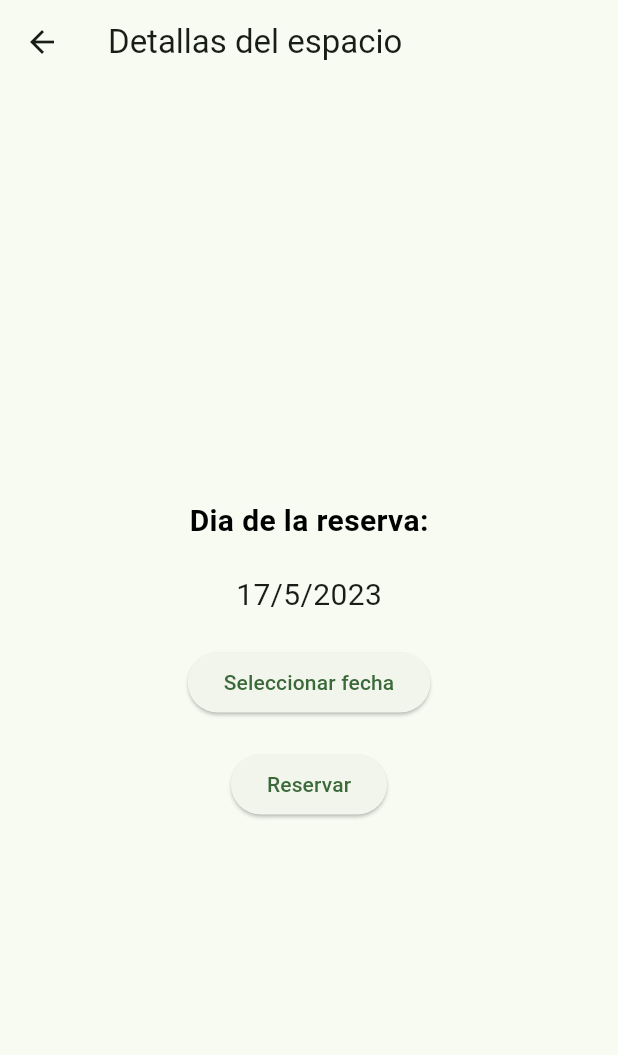
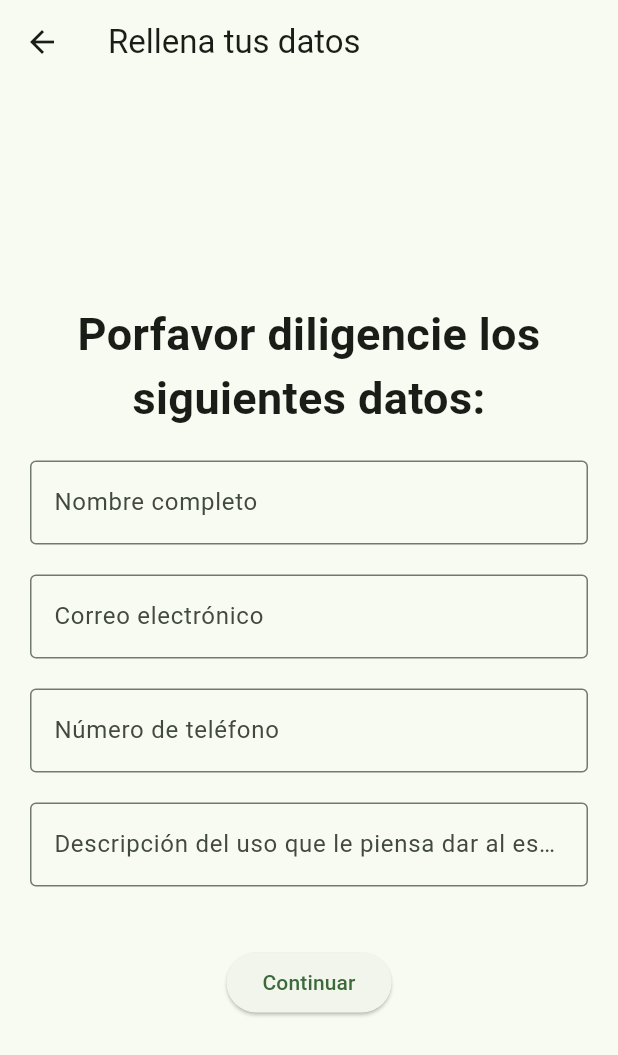
Before and after one commit to DarkfireT09/EICT_Spaces, a Flutter app: the DatePicker screen opened directly, on a phone screen of 412 x 824 dp. Shown: the top 1055 px of the screen. Run offline on Flutter 3.47's test engine with Material 2 defaults, Android fonts, the phone set to English and light mode, and no system bars; our stand-ins replace cloud_firestore, firebase_core, syncfusion_flutter_calendar; missing offline and left inert: time_range_picker; accounts and stored records are empty.

Commit message:
modulo de diligenciar datos agregado

```diff
--- a/lib/pages/date_picker.dart
+++ b/lib/pages/date_picker.dart
@@ -4,6 +4,8 @@ import 'day_Selection.dart';
 
 class DatePicker extends StatefulWidget {
   DatePicker({Key? key}) : super(key: key);
+
+
 
   @override
   State<DatePicker> createState() => _DatePickerState();
@@ -12,47 +14,78 @@ class DatePicker extends StatefulWidget {
 class _DatePickerState extends State<DatePicker> {
   DateTime _selectedDate = DateTime.now();
 
+  TextEditingController controller_name = TextEditingController();
+  TextEditingController controller_email = TextEditingController();
+  TextEditingController controller_phone = TextEditingController();
+  TextEditingController controller_description = TextEditingController();
+
   @override
   Widget build(BuildContext context) {
     return Scaffold(
       appBar: AppBar(
-        title: const Text('Detallas del espacio'),
+        title: const Text('Rellena tus datos'),
       ),
       body: Center(
         //put a detepicker here
         child: Column(
           mainAxisAlignment: MainAxisAlignment.center,
           children: <Widget>[
-            Container(
-              margin: const EdgeInsets.only(bottom: 20),
-              child: Text(
-                'Dia de la reserva:',
-                style: TextStyle(fontSize: 20, fontWeight: FontWeight.bold, color: Colors.black),
+            Center(
+              child: Container(
+                padding: const EdgeInsets.only(left: 20, right: 20),
+                margin: const EdgeInsets.only(bottom: 20),
+                child: const Text(
+                  'Porfavor diligencie los siguientes datos:',
+                  textAlign: TextAlign.center,
+                  style: TextStyle(
+                    fontSize: 30,
+                    fontWeight: FontWeight.bold,
+                  )
+                )
               ),
             ),
-            Text(
-              //DateTime.now().day.toString() + '/' + DateTime.now().month.toString() + '/' + DateTime.now().year.toString(),
-              _selectedDate.day.toString() + '/' + _selectedDate.month.toString() + '/' + _selectedDate.year.toString(),
-              style: TextStyle(fontSize: 20),
+            Container(
+              padding: const EdgeInsets.only(left: 20, right: 20),
+              margin: const EdgeInsets.only(bottom: 20),
+              child: TextField(
+                controller: controller_name,
+                decoration: const InputDecoration(
+                  border: OutlineInputBorder(),
+                  labelText: 'Nombre completo',
+                ),
+              ),
             ),
             Container(
-              margin: const EdgeInsets.only(top: 20),
-              child: ElevatedButton(
-                  onPressed: ()async{
-                    final dia = await showDatePicker(
-                        context: context,
-                        initialDate: DateTime.now(),
-                        firstDate: DateTime.now(),
-                        lastDate: DateTime.now().add(const Duration(days: 30))
-                    );
-
-                    if(dia != null){
-                      setState(() {
-                        _selectedDate = dia;
-                      });
-                    }
-                  },
-                  child: const Text('Seleccionar fecha')
+              padding: const EdgeInsets.only(left: 20, right: 20),
+              margin: const EdgeInsets.only(bottom: 20),
+              child: TextField(
+                controller: controller_email,
+                decoration: const InputDecoration(
+                  border: OutlineInputBorder(),
+                  labelText: 'Correo electrónico',
+                ),
+              ),
+            ),
+            Container(
+              padding: const EdgeInsets.only(left: 20, right: 20),
+              margin: const EdgeInsets.only(bottom: 20),
+              child: TextField(
+                controller: controller_phone,
+                decoration: const InputDecoration(
+                  border: OutlineInputBorder(),
+                  labelText: 'Número de teléfono',
+                ),
+              ),
+            ),
+            Container(
+              padding: const EdgeInsets.only(left: 20, right: 20),
+              margin: const EdgeInsets.only(bottom: 20),
+              child: TextField(
+                controller: controller_description,
+                decoration: const InputDecoration(
+                  border: OutlineInputBorder(),
+                  labelText: 'Descripción del uso que le piensa dar al espacio',
+                ),
               ),
             ),
             Container(
@@ -65,7 +98,7 @@ class _DatePickerState extends State<DatePicker> {
                     );
 
                   },
-                  child: const Text('Reservar')
+                  child: const Text('Continuar')
               ),
             ),
           ],
```
